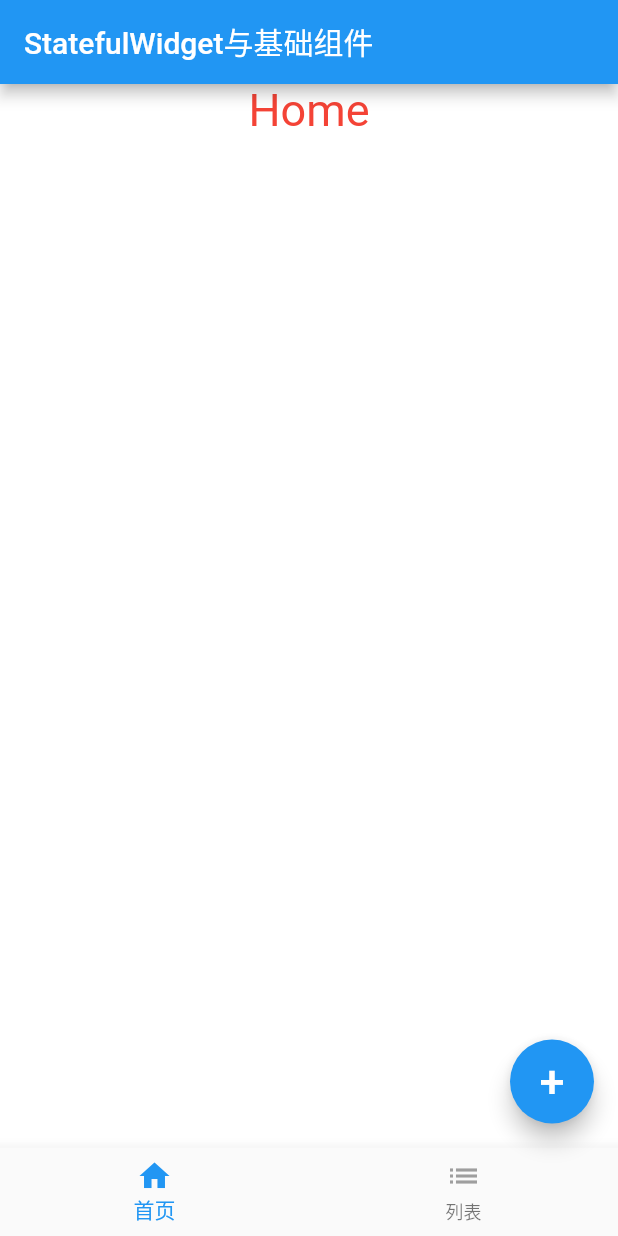
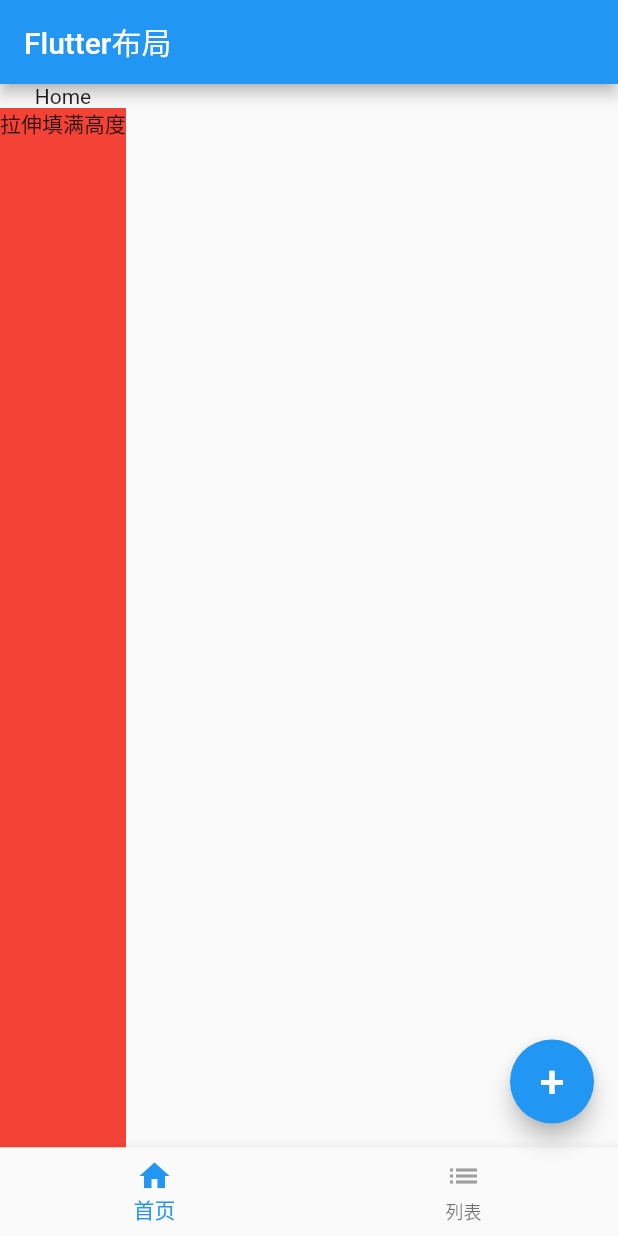
Before and after one commit to haganWu/flutter_dart_learn, a Flutter app: the screen it shows after launch, on a phone screen of 412 x 824 dp. Run offline on Flutter 3.47's test engine with Material 2 defaults, Android fonts, the phone set to English and light mode, and no system bars; missing offline and left inert: flutter_color_plugin.

Commit message:
Flutter布局开发

```diff
--- /dev/null
+++ b/lib/flutter_layout_page.dart
@@ -0,0 +1,247 @@
+import 'package:flutter/material.dart';
+import 'package:flutter_color_plugin/flutter_color_plugin.dart';
+
+///Flutter布局
+class FlutterLayoutPage extends StatefulWidget {
+  const FlutterLayoutPage({Key? key}) : super(key: key);
+
+  @override
+  State<StatefulWidget> createState() => _StateFullGroupState();
+}
+
+/**
+ *  http://ww1.sinaimg.cn/large/0065oQSqly1frv032vod8j30k80q6gsz.jpg
+    http://ww1.sinaimg.cn/large/0065oQSqly1frepq6mfvdj30p00wcwmq.jpg
+    http://ww1.sinaimg.cn/large/0065oQSqly1fs1vq7vlsoj30k80q2ae5.jpg
+    http://ww1.sinaimg.cn/large/0065oQSqly1fs02a9b0nvj30sg10vk4z.jpg
+    http://ww1.sinaimg.cn/large/0065oQSqly1fryyn63fm1j30sg0yagt2.jpg
+    http://ww1.sinaimg.cn/large/0065oQSqly1frv03m8ky5j30iz0rltfp.jpg
+    http://ww1.sinaimg.cn/large/0065oQSqly1frg40vozfnj30ku0qwq7s.jpg
+    http://ww1.sinaimg.cn/large/0065oQSqly1frslibvijrj30k80q678q.jpg
+    http://ww1.sinaimg.cn/large/0065oQSqly1fri9zqwzkoj30ql0w3jy0.jpg
+    http://ww1.sinaimg.cn/large/0065oQSqly1frqscr5o00j30k80qzafc.jpg
+    http://ww1.sinaimg.cn/large/0065oQSqly1fs34w0jx9jj30j60ootcn.jpg
+    http://ww1.sinaimg.cn/large/0065oQSqly1frsllc19gfj30k80tfah5.jpg
+    http://ww1.sinaimg.cn/large/0065oQSqly1frmuto5qlzj30ia0notd8.jpg
+    http://ww1.sinaimg.cn/large/0065oQSqly1frjd77dt8zj30k80q2aga.jpg
+    http://ww1.sinaimg.cn/large/0065oQSqly1frjd4var2bj30k80q0dlf.jpg
+    http://ww1.sinaimg.cn/large/0065oQSqly1frja502w5xj30k80od410.jpg
+    http://ww1.sinaimg.cn/large/0065oQSqly1frevscw2wej30je0ps78h.jpg
+    http://ww1.sinaimg.cn/large/0065oQSqly1frepozc5taj30qp0yg7aq.jpg
+    http://ww1.sinaimg.cn/large/0065oQSqly1frepq6mfvdj30p00wcwmq.jpg
+    http://ww1.sinaimg.cn/large/0065oQSqly1frepqtwifwj30no0ti47n.jpg
+ */
+class _StateFullGroupState extends State<FlutterLayoutPage> {
+  int _currentIndex = 0;
+
+  @override
+  Widget build(BuildContext context) {
+    TextStyle textStyle = const TextStyle(fontSize: 30, color: Colors.red);
+    return MaterialApp(
+      title: 'Flutter布局',
+      theme: ThemeData(primarySwatch: Colors.blue),
+      home: Scaffold(
+        appBar: AppBar(title: const Text('Flutter布局')),
+        bottomNavigationBar: BottomNavigationBar(
+            currentIndex: _currentIndex,
+            onTap: (index) {
+              setState(() {
+                _currentIndex = index;
+              });
+            },
+            items: const [
+              BottomNavigationBarItem(
+                icon: Icon(Icons.home, color: Colors.grey),
+                activeIcon: Icon(Icons.home, color: Colors.blue),
+                label: '首页',
+              ),
+              BottomNavigationBarItem(
+                icon: Icon(Icons.list, color: Colors.grey),
+                activeIcon: Icon(Icons.list, color: Colors.blue),
+                label: '列表',
+              )
+            ]),
+        floatingActionButton: _currentIndex == 0
+            ? FloatingActionButton(
+                onPressed: () {
+                  print("FloatingActionButton Click");
+                },
+                child: const Text(
+                  "+",
+                  style: TextStyle(fontSize: 30),
+                ),
+              )
+            : null,
+        body: _currentIndex == 0
+            ? Column(
+                children: [
+                  const Text('Home'),
+                  Expanded(
+                      child: Container(
+                    decoration: const BoxDecoration(color: Colors.red),
+                    child: const Text("拉伸填满高度"),
+                  ))
+                ],
+              )
+            : RefreshIndicator(
+                child: ListView(
+                  children: [
+                    Container(
+                      decoration: const BoxDecoration(color: Colors.white),
+                      alignment: Alignment.center,
+                      child: Column(
+                        children: <Widget>[
+                          Text('List', style: textStyle),
+                          Row(
+                            children: <Widget>[
+                              ClipOval(
+                                child: SizedBox(
+                                  width: 100,
+                                  height: 100,
+                                  child: Image.network(
+                                    'http://ww1.sinaimg.cn/large/0065oQSqly1frepqtwifwj30no0ti47n.jpg',
+                                  ),
+                                ),
+                              ),
+                              Padding(
+                                padding: const EdgeInsets.all(12),
+                                child: ClipRRect(
+                                  //圆角
+                                  borderRadius: const BorderRadius.all(
+                                      Radius.circular(20)),
+                                  child: Opacity(
+                                      opacity: 0.6,
+                                      child: Image.network(
+                                        'http://ww1.sinaimg.cn/large/0065oQSqly1frepq6mfvdj30p00wcwmq.jpg',
+                                        width: 100,
+                                        height: 100,
+                                      )),
+                                ),
+                              ),
+                              Padding(
+                                padding: const EdgeInsets.all(18),
+                                child: Container(
+                                    width: 100,
+                                    height: 100,
+                                    clipBehavior: Clip.hardEdge,
+                                    //有锯齿
+                                    decoration: BoxDecoration(
+                                      borderRadius: BorderRadius.circular(20),
+                                    ),
+                                    child: Image.network(
+                                      'http://ww1.sinaimg.cn/large/0065oQSqly1frepq6mfvdj30p00wcwmq.jpg',
+                                      width: 100,
+                                      height: 100,
+                                    )),
+                              ),
+                            ],
+                          ),
+                          const TextField(
+                            decoration: InputDecoration(
+                                contentPadding:
+                                    EdgeInsets.fromLTRB(12, 6, 12, 6),
+                                hintText: '请输入',
+                                hintStyle: TextStyle(
+                                    fontSize: 16, color: Colors.grey)),
+                          ),
+                          Container(
+                            height: 100,
+                            margin: const EdgeInsets.all(10),
+                            child: PhysicalModel(
+                              color: Colors.transparent,
+                              borderRadius: BorderRadius.circular(12),
+                              clipBehavior: Clip.antiAlias, //抗锯齿
+                              child: PageView(
+                                children: [
+                                  _item('Page1', Colors.deepPurple),
+                                  _item('Page2', Colors.deepOrange),
+                                  _item('Page3', Colors.blueGrey),
+                                ],
+                              ),
+                            ),
+                          ),
+                          Column(
+                            children: [
+                              FractionallySizedBox(
+                                widthFactor: 1,
+                                child: Container(
+                                  decoration: const BoxDecoration(
+                                      color: Colors.deepOrangeAccent),
+                                  child: const Text(
+                                    "撑满宽度",
+                                    textAlign: TextAlign.center,
+                                  ),
+                                ),
+                              )
+                            ],
+                          ),
+                        ],
+                      ),
+                    ),
+                    Stack(
+                      children: [
+                        Image.network(
+                          "http://ww1.sinaimg.cn/large/0065oQSqly1frsllc19gfj30k80tfah5.jpg",
+                          height: 100,
+                        ),
+                        Positioned(
+                            left: 0,
+                            bottom: 0,
+                            child: Image.network(
+                              "http://ww1.sinaimg.cn/large/0065oQSqly1fs1vq7vlsoj30k80q2ae5.jpg",
+                              height: 36,
+                            ))
+                      ],
+                    ),
+                    Wrap(
+                      spacing: 8, //水平边距
+                      runSpacing: 2, //垂直间距
+                      children: [
+                        _chip('Flutter'),
+                        _chip('Dart'),
+                        _chip('Android'),
+                        _chip('Java'),
+                        _chip('Kotlin'),
+                        _chip('IOS'),
+                        _chip('Vue'),
+                        _chip('OC'),
+                        _chip('ReactNative'),
+                        _chip('JS'),
+                      ],
+                    )
+                  ],
+                ),
+                onRefresh: _handleRefresh,
+              ),
+      ),
+    );
+  }
+
+  Future<Null> _handleRefresh() async {
+    await Future.delayed(const Duration(milliseconds: 2000));
+    print("onRefresh");
+    return null;
+  }
+
+  _item(String title, Color color) {
+    return Container(
+      alignment: Alignment.center,
+      decoration: BoxDecoration(color: color),
+      child: Text(title,
+          style: const TextStyle(fontSize: 22, color: Colors.white)),
+    );
+  }
+
+  _chip(String label) {
+    return Chip(
+      label: Text(label),
+      avatar: CircleAvatar(
+        backgroundColor: Colors.blue.shade900,
+        child: Text(
+          label.substring(0, 1),
+          style: const TextStyle(fontSize: 12),
+        ),
+      ),
+    );
+  }
+}
--- a/lib/main.dart
+++ b/lib/main.dart
@@ -1,14 +1,11 @@
 import 'package:flutter/material.dart';
-import 'package:flutter_dart_learn/data_type.dart';
 import 'package:flutter_dart_learn/generic_learn.dart';
 import 'package:flutter_dart_learn/opp_learn.dart';
-import 'package:flutter_dart_learn/plugin_use.dart';
-import 'package:flutter_dart_learn/stateful_group_page.dart';
 
-import 'less_group_page.dart';
+import 'flutter_layout_page.dart';
 
 void main() {
-  runApp(const StateFullGroupPage());
+  runApp(const FlutterLayoutPage());
 }
 
 class MyApp extends StatelessWidget {
```
